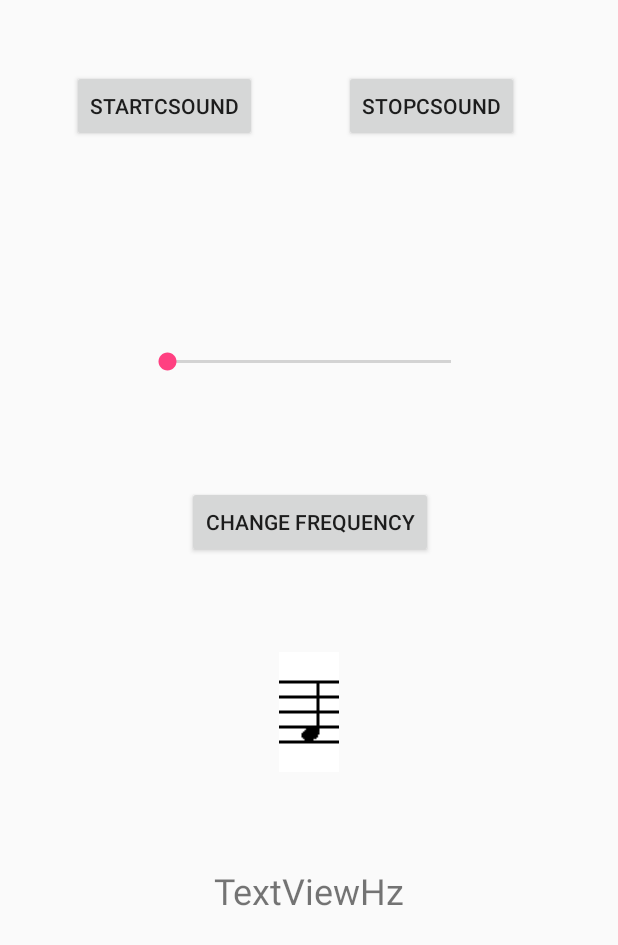
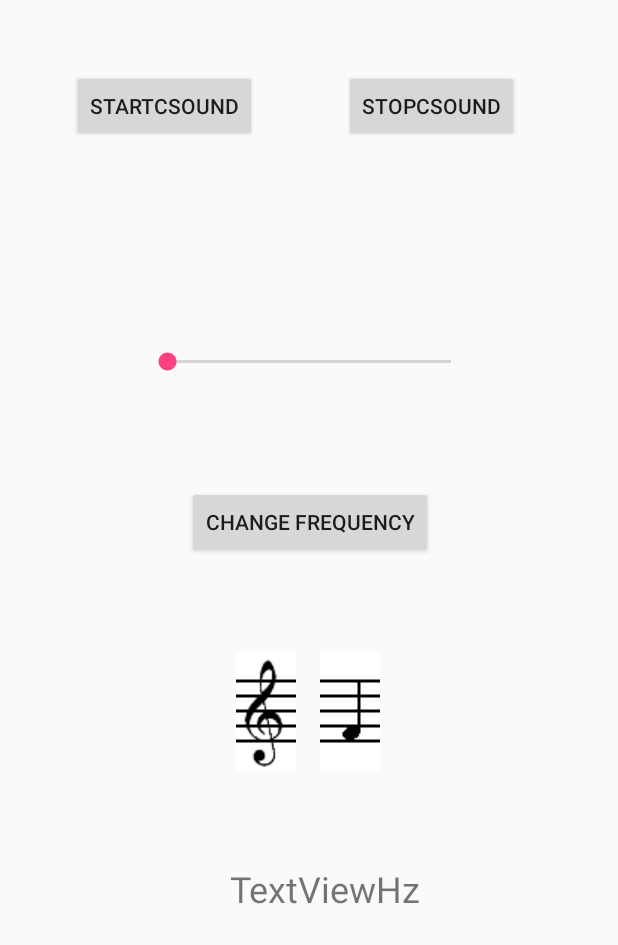
Before and after one commit to strapparts/CSound-Android, an Android app: the screen it shows after launch (Example2), after a tap on "UPDATESVALUESFROMCSOUND", on a phone screen of 412 x 824 dp. Shown: the top 945 px of the screen. Run offline under Robolectric (Android 15) with nearby library versions, the phone set to English and light mode, and no system bars; libraries missing offline, so code that uses them is left out: csnd6.controlChannelType; 1 statement that could not run was skipped.

Commit message:
Ho aggiunto l'activity "Example3"

```diff
--- a/app/src/main/AndroidManifest.xml
+++ b/app/src/main/AndroidManifest.xml
@@ -17,7 +17,8 @@
             </intent-filter>
         </activity>
         <activity android:name=".Example1" />
-        <activity android:name=".Example2"></activity>
+        <activity android:name=".Example2" />
+        <activity android:name=".Example3"></activity>
     </application>
 
 </manifest>
--- a/app/src/main/java/com/strapparts/csound_android/Example2.java
+++ b/app/src/main/java/com/strapparts/csound_android/Example2.java
@@ -24,7 +24,7 @@ public class Example2 extends BaseCsoundActivity implements
     CsoundUI csoundUI = null;                                   //states CsoundUI and close evenctually a precedent CsoundUI object and states a CsoundUI object
     private CsoundObj csoundObj;                                //states csound
     Button startCsound, stopCsound, UpdateValueFromCsound;      //states Button
-    ImageView noteImage;                                        //states ImageView
+    ImageView noteImage, clefImage;                             //states ImageView
     TextView testValue;                                         //states TestView
     SeekBar volumeSlider;                                       //state slider
 
@@ -33,23 +33,22 @@ public class Example2 extends BaseCsoundActivity implements
         super.onCreate(savedInstanceState);
         setContentView(R.layout.activity_example2);
 
-
         csoundObj = new CsoundObj();                                    //create csound object
         csoundUI = new CsoundUI(csoundObj);                         //create binding object
         startCsound = (Button) findViewById(R.id.button6);              //connect java button a xml button widget
         stopCsound = (Button) findViewById(R.id.button7);               //connect java button a xml button widget
         UpdateValueFromCsound = (Button) findViewById(R.id.button);     //connect java button a xml button widget
         volumeSlider = (SeekBar) findViewById(R.id.seekBar);     //connect java seekbar to xml seekbar widget
+        clefImage = (ImageView) findViewById(R.id.imageView2); //connect un widget xml a un oggetto java
+        clefImage.setImageResource(R.drawable.ch_40x80); //show clef image
         noteImage = (ImageView) findViewById(R.id.imageView); //connect un widget xml a un oggetto java
-        noteImage.setImageResource(R.drawable.f4_40x80); //fa comparire l'immagine
+        noteImage.setImageResource(R.drawable.f4_40x80); //show image
         testValue = (TextView) findViewById(R.id.textView2);
 
 
         CsoundUI ui = new CsoundUI(csoundObj);
         ui.addButton(UpdateValueFromCsound, "button-channel-1", 1); //a cosa corrisponde il numero?? Ci deve stare un numero
         //"button-channel-1" is a name of channels in .csd file
-
-
 
         csoundObj.addBinding(new CsoundBinding() {
             CsoundObj csoundObj = null;
@@ -108,9 +107,6 @@ With respect to the channeltype number, here are the constants:
             }
         });
 
-
-
-
         startCsound.setOnClickListener(new View.OnClickListener() { //connect actions to start button
             @Override
             public void onClick(View v) {
@@ -120,8 +116,6 @@ With respect to the channeltype number, here are the constants:
                 csoundObj.startCsound((createTempFile(getResourceFileAsString(R.raw.test_02))));   //start Csound csd file
                 csoundUI.addSlider(volumeSlider, "volume", 0, 1);          //connect java seekbar to csound chnget
                 //"volume" is a name of channels in .csd file
-
-
 
             }
         });
--- a/app/src/main/java/com/strapparts/csound_android/MainActivity.java
+++ b/app/src/main/java/com/strapparts/csound_android/MainActivity.java
@@ -1,5 +1,6 @@
 package com.strapparts.csound_android;
 
+import android.content.Context;
 import android.content.Intent;
 import android.support.v7.app.AppCompatActivity;
 import android.os.Bundle;
@@ -8,7 +9,7 @@ import android.widget.Button;
 
 public class MainActivity extends AppCompatActivity {
 
-    Button buttonToPageOne, buttonToPageTwo; //declare buttons
+    Button buttonToPageOne, buttonToPageTwo, buttonToPageThree; //declare buttons
 
     @Override
     protected void onCreate(Bundle savedInstanceState) {
@@ -17,6 +18,7 @@ public class MainActivity extends AppCompatActivity {
 
         buttonToPageOne = (Button) findViewById(R.id.button1);   //connect java button to xml button image widget
         buttonToPageTwo = (Button) findViewById(R.id.button8);   //connect java button to xml button image widget
+        buttonToPageThree = (Button) findViewById(R.id.button9);   //connect java button to xml button image widget
 
         buttonToPageOne.setOnClickListener(new View.OnClickListener() { //prepare button to action
             @Override
@@ -34,7 +36,13 @@ public class MainActivity extends AppCompatActivity {
             }
         });
 
-        // prova
+        buttonToPageThree.setOnClickListener(new View.OnClickListener() {
+            @Override
+            public void onClick(View v) {
+                Intent gotoplay1 = new Intent(getApplicationContext(), Example3.class); //prepare and start the activity "Example2"
+                startActivity(gotoplay1);
+            }
+        });
 
     }
 }
--- a/app/src/main/res/layout/activity_example2.xml
+++ b/app/src/main/res/layout/activity_example2.xml
@@ -37,7 +37,8 @@
         app:layout_constraintLeft_toLeftOf="parent"
         app:layout_constraintRight_toRightOf="parent"
         app:layout_constraintTop_toBottomOf="@+id/button"
-        app:layout_constraintVertical_bias="0.489" />
+        app:layout_constraintVertical_bias="0.486"
+        app:layout_constraintHorizontal_bias="0.541" />
 
     <ImageView
         android:id="@+id/imageView"
@@ -52,7 +53,8 @@
         app:layout_constraintLeft_toLeftOf="parent"
         app:layout_constraintRight_toRightOf="parent"
         app:layout_constraintTop_toBottomOf="@+id/button"
-        app:srcCompat="@drawable/a4_40x80" />
+        app:srcCompat="@drawable/a4_40x80"
+        app:layout_constraintHorizontal_bias="0.576" />
 
     <Button
         android:id="@+id/button6"
@@ -101,4 +103,18 @@
         app:layout_constraintLeft_toLeftOf="parent"
         android:layout_marginRight="8dp"
         app:layout_constraintRight_toRightOf="parent" />
+
+    <ImageView
+        android:id="@+id/imageView2"
+        android:layout_width="wrap_content"
+        android:layout_height="wrap_content"
+        android:layout_marginBottom="8dp"
+        android:layout_marginLeft="157dp"
+        android:layout_marginTop="8dp"
+        android:contentDescription="@string/violin_clef"
+        app:layout_constraintBottom_toTopOf="@+id/textView2"
+        app:layout_constraintLeft_toLeftOf="parent"
+        app:layout_constraintTop_toBottomOf="@+id/button"
+        app:srcCompat="@drawable/ch_40x80"
+        tools:ignore="ContentDescription,RtlHardcoded" />
 </android.support.constraint.ConstraintLayout>
```
Also changed, not shown: app/src/main/java/com/strapparts/csound_android/Example1.java (+0 -9 lines), app/src/main/java/com/strapparts/csound_android/Example3.java (added, +224 -0 lines), app/src/main/res/layout/activity_example3.xml (added, +52 -0 lines), app/src/main/res/layout/activity_main.xml (+16 -0 lines), app/src/main/res/values/strings.xml (+7 -0 lines), app/src/main/res/drawable/ch_40x80.png (added), 5 other files.
